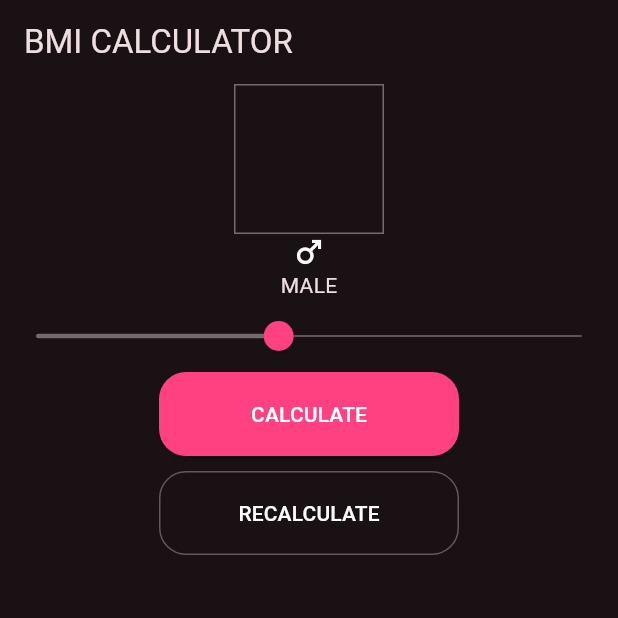
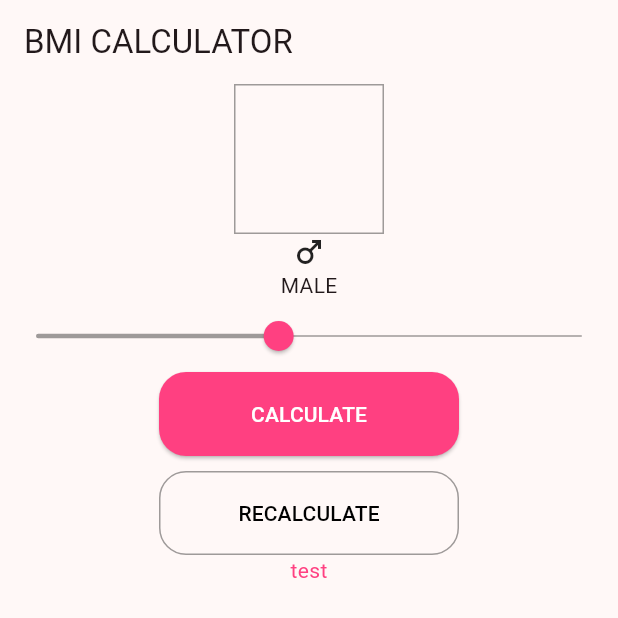
Before and after one commit to hippieperm/flutter_bmi_app, a Flutter app: the screen it shows after launch, on a phone screen of 412 x 824 dp, the top half of it. Run offline on Flutter 3.47's test engine with Material 3 defaults, Android fonts, the phone set to English and light mode, and no system bars.

Commit message:
테마 설정 수정: 라이트 테마 활성화 및 다크 테마의 highlightColor 속성 추가, 홈 페이지에 텍스트 요소 추가

```diff
--- a/lib/main.dart
+++ b/lib/main.dart
@@ -12,14 +12,15 @@ class MyApp extends StatelessWidget {
   @override
   Widget build(BuildContext context) {
     return MaterialApp(
-      // themeMode: ThemeMode.light,
-      themeMode: ThemeMode.dark,
+      themeMode: ThemeMode.light,
+      // themeMode: ThemeMode.dark,
       theme: ThemeData(
         colorScheme: ColorScheme.fromSeed(
           seedColor: Colors.pinkAccent,
           brightness: Brightness.light,
         ),
         dividerColor: Colors.black38,
+        highlightColor: Colors.pinkAccent,
         sliderTheme: SliderThemeData(
           thumbColor: Colors.pinkAccent,
           activeTrackColor: Colors.black38,
@@ -57,6 +58,7 @@ class MyApp extends StatelessWidget {
           seedColor: Colors.pinkAccent,
           brightness: Brightness.dark,
         ),
+        highlightColor: Colors.pinkAccent,
         dividerColor: Colors.white38,
         sliderTheme: SliderThemeData(
           thumbColor: Colors.pinkAccent,
--- a/lib/pages/home/home_page.dart
+++ b/lib/pages/home/home_page.dart
@@ -45,6 +45,12 @@ class HomePage extends StatelessWidget {
               child: Text('RECALCULATE'),
             ),
           ),
+          Text(
+            'test',
+            style: TextStyle(
+              color: Theme.of(context).highlightColor,
+            ),
+          )
         ],
       ),
     );
```
